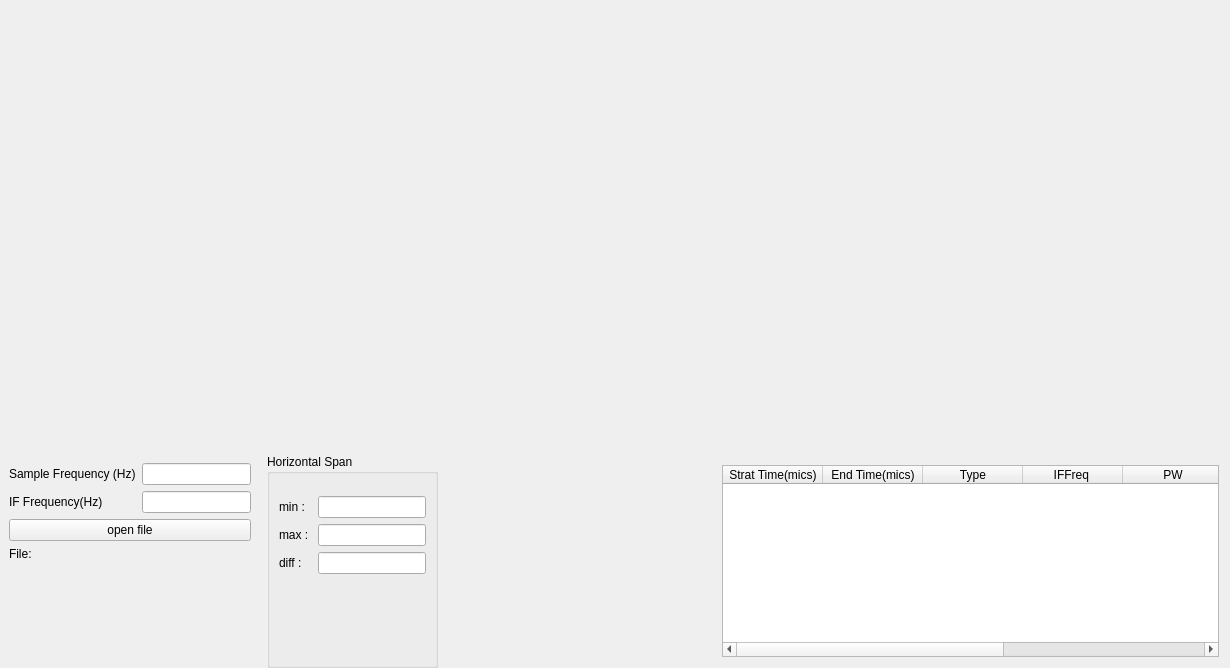
Above: visualization/GUI/signal/signalui.ui from sepehrgh98/PyCoolEdit before the change. Below: the same form after it.
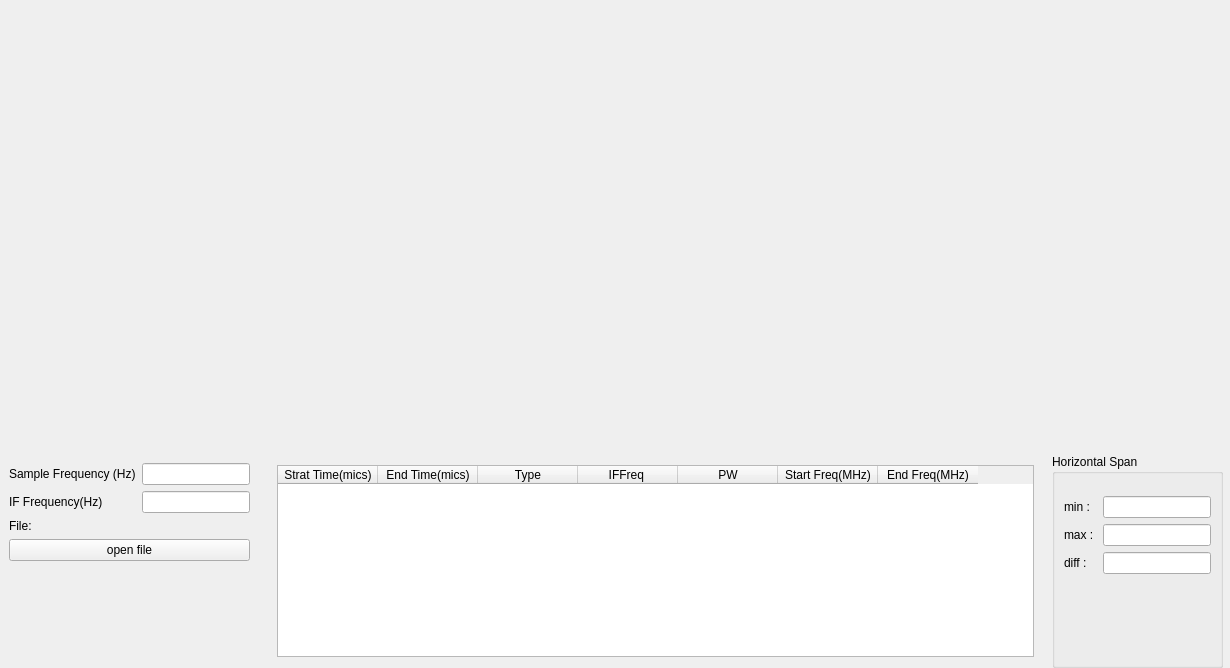
That is the form after the change.

Patch:
```diff
--- a/visualization/GUI/signal/signalui.ui
+++ b/visualization/GUI/signal/signalui.ui
@@ -37,7 +37,7 @@
     </item>
     <item>
      <widget class="QWidget" name="controlWidget" native="true">
-      <layout class="QHBoxLayout" name="horizontalLayout" stretch="1,0,1,2">
+      <layout class="QHBoxLayout" name="horizontalLayout" stretch="0,2,0,0">
        <property name="spacing">
         <number>7</number>
        </property>
@@ -66,6 +66,16 @@
           <item row="0" column="1">
            <widget class="QLineEdit" name="sampleFreqLineEdit"/>
           </item>
+          <item row="1" column="0">
+           <widget class="QLabel" name="label_2">
+            <property name="text">
+             <string>IF Frequency(Hz)</string>
+            </property>
+           </widget>
+          </item>
+          <item row="1" column="1">
+           <widget class="QLineEdit" name="IFLineEdit"/>
+          </item>
           <item row="4" column="0" colspan="2">
            <widget class="QPushButton" name="openFileBtn">
             <property name="text">
@@ -73,24 +83,14 @@
             </property>
            </widget>
           </item>
-          <item row="1" column="1">
-           <widget class="QLineEdit" name="IFLineEdit"/>
-          </item>
-          <item row="1" column="0">
-           <widget class="QLabel" name="label_2">
-            <property name="text">
-             <string>IF Frequency(Hz)</string>
-            </property>
-           </widget>
-          </item>
-          <item row="5" column="0">
+          <item row="2" column="0">
            <widget class="QLabel" name="label_6">
             <property name="text">
              <string>File:</string>
             </property>
            </widget>
           </item>
-          <item row="5" column="1">
+          <item row="2" column="1">
            <widget class="QLabel" name="FileNameLabel">
             <property name="text">
              <string/>
@@ -100,6 +100,66 @@
          </layout>
         </widget>
        </item>
+       <item>
+        <widget class="QWidget" name="tableContainerWidget" native="true">
+         <layout class="QHBoxLayout" name="horizontalLayout_2">
+          <property name="spacing">
+           <number>0</number>
+          </property>
+          <property name="leftMargin">
+           <number>11</number>
+          </property>
+          <property name="topMargin">
+           <number>11</number>
+          </property>
+          <property name="rightMargin">
+           <number>11</number>
+          </property>
+          <property name="bottomMargin">
+           <number>11</number>
+          </property>
+          <item>
+           <widget class="QTableWidget" name="tableWidget">
+            <column>
+             <property name="text">
+              <string>Strat Time(mics)</string>
+             </property>
+            </column>
+            <column>
+             <property name="text">
+              <string>End Time(mics)</string>
+             </property>
+            </column>
+            <column>
+             <property name="text">
+              <string>Type</string>
+             </property>
+            </column>
+            <column>
+             <property name="text">
+              <string>IFFreq </string>
+             </property>
+            </column>
+            <column>
+             <property name="text">
+              <string>PW</string>
+             </property>
+            </column>
+            <column>
+             <property name="text">
+              <string>Start Freq(MHz)</string>
+             </property>
+            </column>
+            <column>
+             <property name="text">
+              <string>End Freq(MHz)</string>
+             </property>
+            </column>
+           </widget>
+          </item>
+         </layout>
+        </widget>
+       </item>
        <item>
         <widget class="QGroupBox" name="groupBox">
          <property name="title">
@@ -150,7 +210,7 @@
         <widget class="QWidget" name="verticalSpanResultWidget" native="true">
          <layout class="QVBoxLayout" name="verticalSpanResultLayout">
           <property name="spacing">
-           <number>0</number>
+           <number>7</number>
           </property>
           <property name="leftMargin">
            <number>0</number>
@@ -167,66 +227,6 @@
          </layout>
         </widget>
        </item>
-       <item>
-        <widget class="QWidget" name="tableContainerWidget" native="true">
-         <layout class="QHBoxLayout" name="horizontalLayout_2">
-          <property name="spacing">
-           <number>0</number>
-          </property>
-          <property name="leftMargin">
-           <number>11</number>
-          </property>
-          <property name="topMargin">
-           <number>11</number>
-          </property>
-          <property name="rightMargin">
-           <number>11</number>
-          </property>
-          <property name="bottomMargin">
-           <number>11</number>
-          </property>
-          <item>
-           <widget class="QTableWidget" name="tableWidget">
-            <column>
-             <property name="text">
-              <string>Strat Time(mics)</string>
-             </property>
-            </column>
-            <column>
-             <property name="text">
-              <string>End Time(mics)</string>
-             </property>
-            </column>
-            <column>
-             <property name="text">
-              <string>Type</string>
-             </property>
-            </column>
-            <column>
-             <property name="text">
-              <string>IFFreq </string>
-             </property>
-            </column>
-            <column>
-             <property name="text">
-              <string>PW</string>
-             </property>
-            </column>
-            <column>
-             <property name="text">
-              <string>Start Freq(MHz)</string>
-             </property>
-            </column>
-            <column>
-             <property name="text">
-              <string>End Freq(MHz)</string>
-             </property>
-            </column>
-           </widget>
-          </item>
-         </layout>
-        </widget>
-       </item>
       </layout>
      </widget>
     </item>
```
